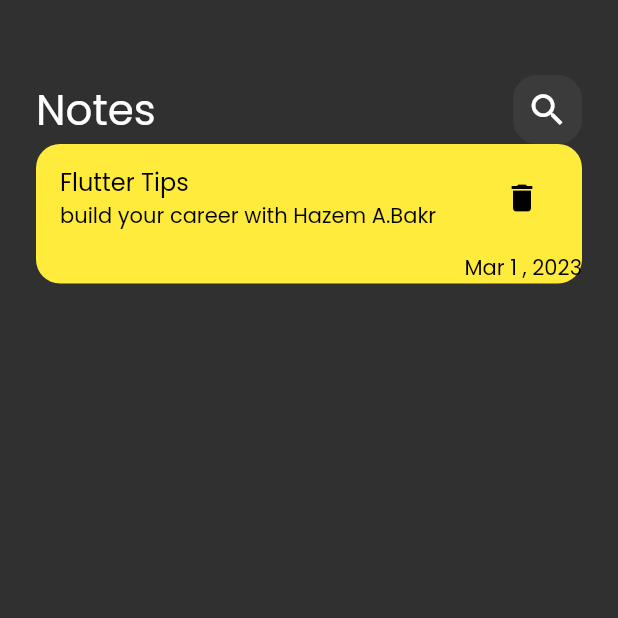
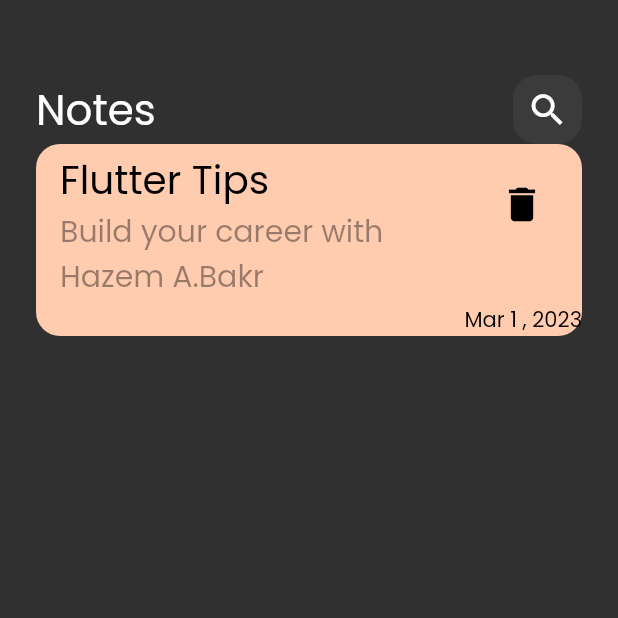
Before and after one commit to Hazem12Bakr/first_flutter_project, a Flutter app: the screen it shows after launch, on a phone screen of 412 x 824 dp, the top half of it. Run offline on Flutter 3.47's test engine with Material 2 defaults, Android fonts, the phone set to English and light mode, and no system bars.

Commit message:
styling the card and its content

```diff
--- a/lib/views/widgets/notes_view_body.dart
+++ b/lib/views/widgets/notes_view_body.dart
@@ -28,23 +28,25 @@ class NoteItem extends StatelessWidget {
   Widget build(BuildContext context) {
     return Container(
       decoration: BoxDecoration(
-        color: Colors.yellow,
+        color: const Color(0xffFFCCB0),
         borderRadius: BorderRadius.circular(16),
       ),
       child: Column(
         crossAxisAlignment: CrossAxisAlignment.end,
         children: [
           ListTile(
-            title: Text(
+            title: const Text(
               'Flutter Tips',
               style: TextStyle(
                 color: Colors.black,
+                fontSize: 26,
               ),
             ),
             subtitle: Text(
-              'build your career with Hazem A.Bakr',
+              'Build your career with Hazem A.Bakr',
               style: TextStyle(
-                color: Colors.black,
+                color: Colors.black.withOpacity(.4),
+                fontSize: 20,
               ),
             ),
             trailing: IconButton(
@@ -52,6 +54,7 @@ class NoteItem extends StatelessWidget {
                 icon: Icon(
                   Icons.delete,
                   color: Colors.black,
+                  size: 30,
                 )),
           ),
           Text(
```
